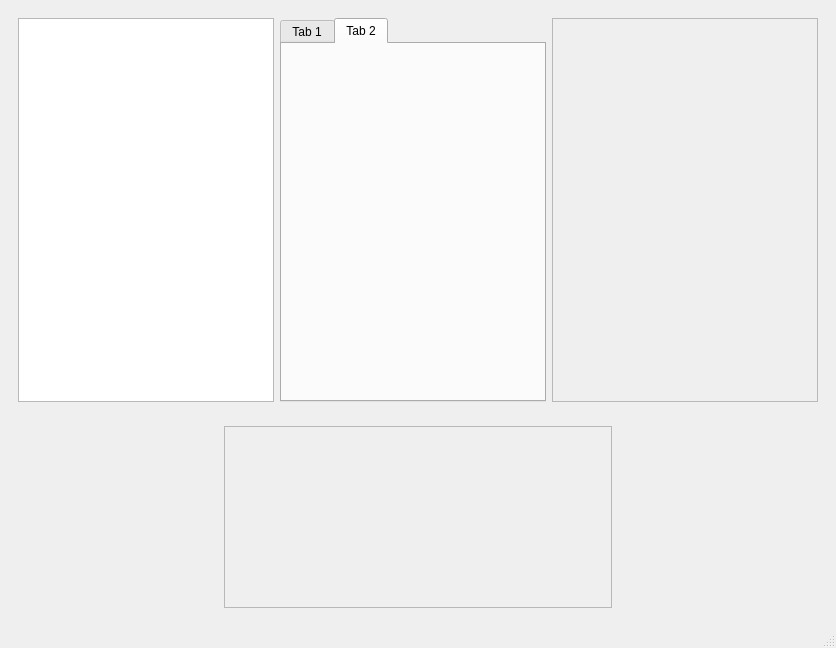
Qt form src/console/forms/mainwindow.ui (stanford-ssi/Mars-Tractor) before a commit.
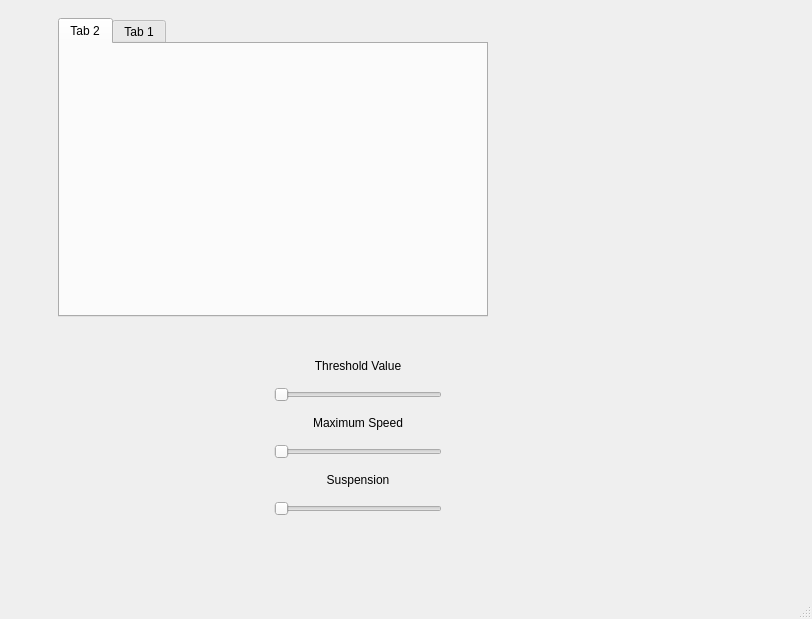
The same form after that commit. The open tabs and pages were chosen to show the change. Custom widgets are drawn as their Qt base class.

Patch:
```diff
--- a/src/console/forms/mainwindow.ui
+++ b/src/console/forms/mainwindow.ui
@@ -6,8 +6,8 @@
    <rect>
     <x>0</x>
     <y>0</y>
-    <width>836</width>
-    <height>648</height>
+    <width>812</width>
+    <height>619</height>
    </rect>
   </property>
   <property name="windowTitle">
@@ -15,23 +15,50 @@
   </property>
   <widget class="QWidget" name="centralwidget">
    <layout class="QVBoxLayout" name="verticalLayout_2">
+    <property name="spacing">
+     <number>0</number>
+    </property>
+    <property name="leftMargin">
+     <number>9</number>
+    </property>
+    <property name="bottomMargin">
+     <number>30</number>
+    </property>
     <item>
      <widget class="QWidget" name="widget_3" native="true">
+      <property name="sizePolicy">
+       <sizepolicy hsizetype="Preferred" vsizetype="Expanding">
+        <horstretch>0</horstretch>
+        <verstretch>0</verstretch>
+       </sizepolicy>
+      </property>
       <layout class="QHBoxLayout" name="horizontalLayout">
+       <property name="spacing">
+        <number>6</number>
+       </property>
+       <property name="bottomMargin">
+        <number>0</number>
+       </property>
        <item>
-        <widget class="QTextBrowser" name="textBrowser">
-         <property name="sizePolicy">
-          <sizepolicy hsizetype="Fixed" vsizetype="Expanding">
-           <horstretch>0</horstretch>
-           <verstretch>0</verstretch>
-          </sizepolicy>
+        <spacer name="horizontalSpacer_2">
+         <property name="orientation">
+          <enum>Qt::Horizontal</enum>
          </property>
-        </widget>
+         <property name="sizeType">
+          <enum>QSizePolicy::Preferred</enum>
+         </property>
+         <property name="sizeHint" stdset="0">
+          <size>
+           <width>40</width>
+           <height>20</height>
+          </size>
+         </property>
+        </spacer>
        </item>
        <item>
         <widget class="QTabWidget" name="tabWidget">
          <property name="sizePolicy">
-          <sizepolicy hsizetype="Preferred" vsizetype="Expanding">
+          <sizepolicy hsizetype="Expanding" vsizetype="Expanding">
            <horstretch>0</horstretch>
            <verstretch>0</verstretch>
           </sizepolicy>
@@ -39,6 +66,28 @@
          <property name="currentIndex">
           <number>0</number>
          </property>
+         <widget class="QWidget" name="tab2">
+          <attribute name="title">
+           <string>Tab 2</string>
+          </attribute>
+          <layout class="QVBoxLayout" name="verticalLayout">
+           <property name="leftMargin">
+            <number>0</number>
+           </property>
+           <property name="topMargin">
+            <number>0</number>
+           </property>
+           <property name="rightMargin">
+            <number>0</number>
+           </property>
+           <property name="bottomMargin">
+            <number>0</number>
+           </property>
+           <item>
+            <widget class="Display" name="display" native="true"/>
+           </item>
+          </layout>
+         </widget>
          <widget class="QWidget" name="tab">
           <property name="sizePolicy">
            <sizepolicy hsizetype="Expanding" vsizetype="Preferred">
@@ -62,49 +111,25 @@
            </item>
           </layout>
          </widget>
-         <widget class="QWidget" name="tab2">
-          <attribute name="title">
-           <string>Tab 2</string>
-          </attribute>
-          <layout class="QVBoxLayout" name="verticalLayout">
-           <item>
-            <widget class="QWidget" name="widget" native="true"/>
-           </item>
-          </layout>
-         </widget>
         </widget>
        </item>
        <item>
-        <widget class="QScrollArea" name="scrollArea_2">
+        <widget class="LogView" name="logView" native="true">
          <property name="sizePolicy">
-          <sizepolicy hsizetype="Ignored" vsizetype="Expanding">
+          <sizepolicy hsizetype="Fixed" vsizetype="Preferred">
            <horstretch>0</horstretch>
            <verstretch>0</verstretch>
           </sizepolicy>
          </property>
-         <property name="baseSize">
+         <property name="minimumSize">
           <size>
-           <width>0</width>
+           <width>300</width>
            <height>0</height>
           </size>
          </property>
          <property name="autoFillBackground">
-          <bool>true</bool>
+          <bool>false</bool>
          </property>
-         <property name="widgetResizable">
-          <bool>true</bool>
-         </property>
-         <widget class="QWidget" name="scrollAreaWidgetContents_2">
-          <property name="geometry">
-           <rect>
-            <x>0</x>
-            <y>0</y>
-            <width>264</width>
-            <height>360</height>
-           </rect>
-          </property>
-          <layout class="QVBoxLayout" name="verticalLayout_4"/>
-         </widget>
         </widget>
        </item>
       </layout>
@@ -121,7 +146,7 @@
       <property name="minimumSize">
        <size>
         <width>0</width>
-        <height>200</height>
+        <height>250</height>
        </size>
       </property>
       <property name="maximumSize">
@@ -137,59 +162,172 @@
        </size>
       </property>
       <layout class="QHBoxLayout" name="horizontalLayout_3">
+       <property name="spacing">
+        <number>6</number>
+       </property>
+       <property name="leftMargin">
+        <number>0</number>
+       </property>
+       <property name="topMargin">
+        <number>0</number>
+       </property>
+       <property name="rightMargin">
+        <number>0</number>
+       </property>
+       <property name="bottomMargin">
+        <number>0</number>
+       </property>
        <item>
         <widget class="Overlay" name="overlay" native="true">
          <property name="sizePolicy">
-          <sizepolicy hsizetype="Fixed" vsizetype="Preferred">
+          <sizepolicy hsizetype="Preferred" vsizetype="Preferred">
            <horstretch>0</horstretch>
            <verstretch>0</verstretch>
           </sizepolicy>
          </property>
          <property name="minimumSize">
           <size>
-           <width>200</width>
+           <width>250</width>
            <height>0</height>
           </size>
          </property>
         </widget>
        </item>
        <item>
-        <widget class="QScrollArea" name="scrollArea">
+        <widget class="QWidget" name="tuner" native="true">
          <property name="sizePolicy">
-          <sizepolicy hsizetype="Expanding" vsizetype="Expanding">
+          <sizepolicy hsizetype="Expanding" vsizetype="Preferred">
            <horstretch>0</horstretch>
            <verstretch>0</verstretch>
           </sizepolicy>
          </property>
-         <property name="minimumSize">
-          <size>
-           <width>0</width>
-           <height>0</height>
-          </size>
+         <layout class="QVBoxLayout" name="verticalLayout_4">
+          <item>
+           <widget class="QLabel" name="label">
+            <property name="sizePolicy">
+             <sizepolicy hsizetype="Preferred" vsizetype="Fixed">
+              <horstretch>0</horstretch>
+              <verstretch>0</verstretch>
+             </sizepolicy>
+            </property>
+            <property name="minimumSize">
+             <size>
+              <width>0</width>
+              <height>30</height>
+             </size>
+            </property>
+            <property name="text">
+             <string>Threshold Value</string>
+            </property>
+            <property name="alignment">
+             <set>Qt::AlignCenter</set>
+            </property>
+           </widget>
+          </item>
+          <item>
+           <widget class="QSlider" name="horizontalSlider">
+            <property name="orientation">
+             <enum>Qt::Horizontal</enum>
+            </property>
+           </widget>
+          </item>
+          <item>
+           <widget class="QLabel" name="label_2">
+            <property name="sizePolicy">
+             <sizepolicy hsizetype="Preferred" vsizetype="Fixed">
+              <horstretch>0</horstretch>
+              <verstretch>0</verstretch>
+             </sizepolicy>
+            </property>
+            <property name="minimumSize">
+             <size>
+              <width>0</width>
+              <height>30</height>
+             </size>
+            </property>
+            <property name="font">
+             <font>
+              <family>Ubuntu</family>
+             </font>
+            </property>
+            <property name="text">
+             <string>Maximum Speed</string>
+            </property>
+            <property name="textFormat">
+             <enum>Qt::PlainText</enum>
+            </property>
+            <property name="alignment">
+             <set>Qt::AlignCenter</set>
+            </property>
+           </widget>
+          </item>
+          <item>
+           <widget class="QSlider" name="horizontalSlider_2">
+            <property name="orientation">
+             <enum>Qt::Horizontal</enum>
+            </property>
+           </widget>
+          </item>
+          <item>
+           <widget class="QLabel" name="label_3">
+            <property name="sizePolicy">
+             <sizepolicy hsizetype="Preferred" vsizetype="Fixed">
+              <horstretch>0</horstretch>
+              <verstretch>0</verstretch>
+             </sizepolicy>
+            </property>
+            <property name="minimumSize">
+             <size>
+              <width>0</width>
+              <height>30</height>
+             </size>
+            </property>
+            <property name="text">
+             <string>Suspension</string>
+            </property>
+            <property name="alignment">
+             <set>Qt::AlignCenter</set>
+            </property>
+           </widget>
+          </item>
+          <item>
+           <widget class="QSlider" name="horizontalSlider_3">
+            <property name="orientation">
+             <enum>Qt::Horizontal</enum>
+            </property>
+           </widget>
+          </item>
+          <item>
+           <spacer name="verticalSpacer_2">
+            <property name="orientation">
+             <enum>Qt::Vertical</enum>
+            </property>
+            <property name="sizeHint" stdset="0">
+             <size>
+              <width>20</width>
+              <height>40</height>
+             </size>
+            </property>
+           </spacer>
+          </item>
+         </layout>
+        </widget>
+       </item>
+       <item>
+        <spacer name="horizontalSpacer">
+         <property name="orientation">
+          <enum>Qt::Horizontal</enum>
          </property>
-         <property name="baseSize">
+         <property name="sizeHint" stdset="0">
           <size>
-           <width>0</width>
-           <height>0</height>
+           <width>40</width>
+           <height>20</height>
           </size>
          </property>
-         <property name="widgetResizable">
-          <bool>true</bool>
-         </property>
-         <widget class="QWidget" name="scrollAreaWidgetContents">
-          <property name="geometry">
-           <rect>
-            <x>0</x>
-            <y>0</y>
-            <width>386</width>
-            <height>180</height>
-           </rect>
-          </property>
-         </widget>
-        </widget>
+        </spacer>
        </item>
        <item>
-        <widget class="StatusView" name="icon" native="true">
+        <widget class="QWidget" name="widget" native="true">
          <property name="sizePolicy">
           <sizepolicy hsizetype="Fixed" vsizetype="Preferred">
            <horstretch>0</horstretch>
@@ -198,10 +336,53 @@
          </property>
          <property name="minimumSize">
           <size>
-           <width>200</width>
+           <width>160</width>
            <height>0</height>
           </size>
          </property>
+         <layout class="QVBoxLayout" name="verticalLayout_3">
+          <property name="leftMargin">
+           <number>0</number>
+          </property>
+          <property name="topMargin">
+           <number>0</number>
+          </property>
+          <property name="rightMargin">
+           <number>9</number>
+          </property>
+          <property name="bottomMargin">
+           <number>9</number>
+          </property>
+          <item>
+           <spacer name="verticalSpacer">
+            <property name="orientation">
+             <enum>Qt::Vertical</enum>
+            </property>
+            <property name="sizeHint" stdset="0">
+             <size>
+              <width>20</width>
+              <height>40</height>
+             </size>
+            </property>
+           </spacer>
+          </item>
+          <item>
+           <widget class="StatusView" name="statusView" native="true">
+            <property name="sizePolicy">
+             <sizepolicy hsizetype="Fixed" vsizetype="Fixed">
+              <horstretch>0</horstretch>
+              <verstretch>0</verstretch>
+             </sizepolicy>
+            </property>
+            <property name="minimumSize">
+             <size>
+              <width>150</width>
+              <height>150</height>
+             </size>
+            </property>
+           </widget>
+          </item>
+         </layout>
         </widget>
        </item>
       </layout>
@@ -234,6 +415,18 @@
    <header location="global">statusview.h</header>
    <container>1</container>
   </customwidget>
+  <customwidget>
+   <class>LogView</class>
+   <extends>QWidget</extends>
+   <header location="global">logview.h</header>
+   <container>1</container>
+  </customwidget>
+  <customwidget>
+   <class>Display</class>
+   <extends>QWidget</extends>
+   <header location="global">display.h</header>
+   <container>1</container>
+  </customwidget>
  </customwidgets>
  <resources/>
  <connections/>
```
Left out of the diff: 6 changed lines with no effect on the pictures.
